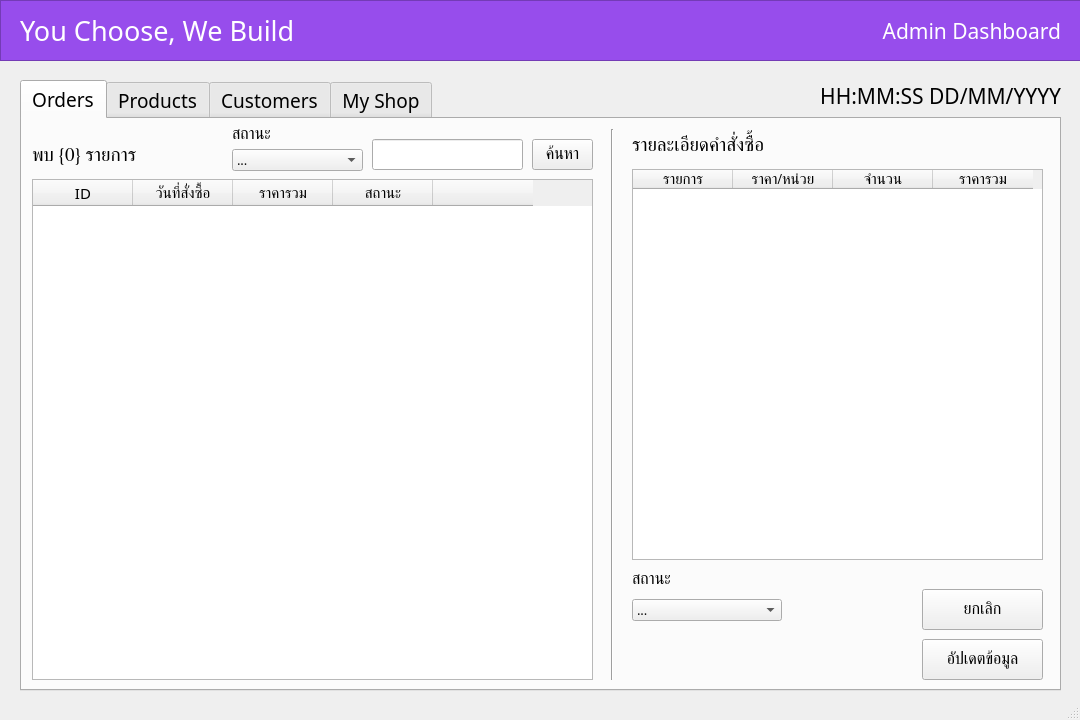
The window that ui/admin_main.ui (richeyphu/YouChooseWeBuild-Project) describes before a commit, drawn with Qt 5.
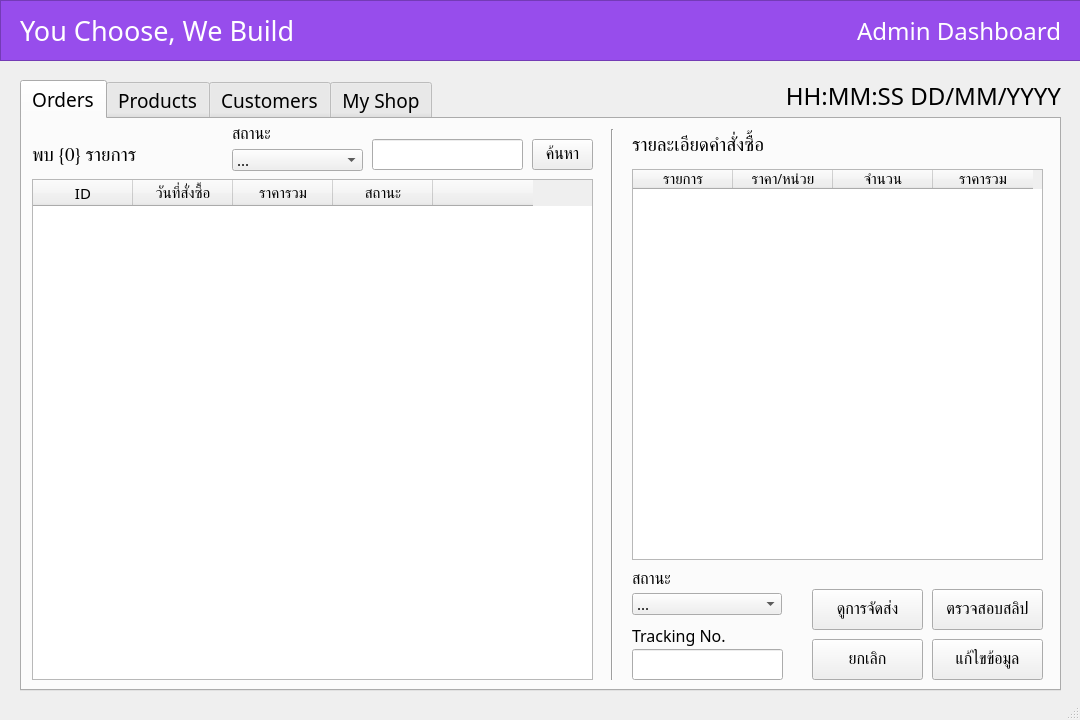
The same window after the commit. The open tabs and pages were chosen to show the change.

What changed in the file:
```diff
--- a/ui/admin_main.ui
+++ b/ui/admin_main.ui
@@ -78,7 +78,7 @@
      <property name="font">
       <font>
        <family>Kanit</family>
-       <pointsize>16</pointsize>
+       <pointsize>18</pointsize>
       </font>
      </property>
      <property name="layoutDirection">
@@ -247,7 +247,7 @@
       <property name="geometry">
        <rect>
         <x>610</x>
-        <y>480</y>
+        <y>474</y>
         <width>150</width>
         <height>22</height>
        </rect>
@@ -255,7 +255,7 @@
       <property name="font">
        <font>
         <family>Kanit Light</family>
-        <pointsize>10</pointsize>
+        <pointsize>11</pointsize>
        </font>
       </property>
       <item>
@@ -267,9 +267,9 @@
      <widget class="QPushButton" name="btn_ord_cancel">
       <property name="geometry">
        <rect>
-        <x>900</x>
-        <y>470</y>
-        <width>121</width>
+        <x>790</x>
+        <y>520</y>
+        <width>111</width>
         <height>41</height>
        </rect>
       </property>
@@ -348,9 +348,9 @@
      <widget class="QPushButton" name="btn_ord_update">
       <property name="geometry">
        <rect>
-        <x>900</x>
+        <x>910</x>
         <y>520</y>
-        <width>121</width>
+        <width>111</width>
         <height>41</height>
        </rect>
       </property>
@@ -361,7 +361,7 @@
        </font>
       </property>
       <property name="text">
-       <string>อัปเดตข้อมูล</string>
+       <string>แก้ไขข้อมูล</string>
       </property>
      </widget>
      <widget class="QLabel" name="lbl_ord_statusSearch">
@@ -395,7 +395,7 @@
       <property name="font">
        <font>
         <family>Kanit Light</family>
-        <pointsize>10</pointsize>
+        <pointsize>11</pointsize>
        </font>
       </property>
       <item>
@@ -403,6 +403,117 @@
         <string>...</string>
        </property>
       </item>
+      <item>
+       <property name="text">
+        <string>รอการชำระเงิน</string>
+       </property>
+      </item>
+      <item>
+       <property name="text">
+        <string>รอแจ้งชำระเงิน</string>
+       </property>
+      </item>
+      <item>
+       <property name="text">
+        <string>กำลังตรวจสอบ</string>
+       </property>
+      </item>
+      <item>
+       <property name="text">
+        <string>รอการจัดส่ง</string>
+       </property>
+      </item>
+      <item>
+       <property name="text">
+        <string>จัดส่งแล้ว</string>
+       </property>
+      </item>
+      <item>
+       <property name="text">
+        <string>ยกเลิกแล้ว</string>
+       </property>
+      </item>
+      <item>
+       <property name="text">
+        <string>ไม่ผ่านการตรวจสอบ</string>
+       </property>
+      </item>
+     </widget>
+     <widget class="QLineEdit" name="txt_ord_trackingNo">
+      <property name="geometry">
+       <rect>
+        <x>610</x>
+        <y>530</y>
+        <width>151</width>
+        <height>31</height>
+       </rect>
+      </property>
+      <property name="font">
+       <font>
+        <family>Kanit Light</family>
+        <pointsize>12</pointsize>
+       </font>
+      </property>
+      <property name="text">
+       <string/>
+      </property>
+     </widget>
+     <widget class="QLabel" name="lbl_ord_trackingNo">
+      <property name="geometry">
+       <rect>
+        <x>610</x>
+        <y>506</y>
+        <width>101</width>
+        <height>21</height>
+       </rect>
+      </property>
+      <property name="font">
+       <font>
+        <family>Kanit</family>
+        <pointsize>12</pointsize>
+       </font>
+      </property>
+      <property name="text">
+       <string>Tracking No.</string>
+      </property>
+     </widget>
+     <widget class="QPushButton" name="btn_ord_viewSlip">
+      <property name="geometry">
+       <rect>
+        <x>910</x>
+        <y>470</y>
+        <width>111</width>
+        <height>41</height>
+       </rect>
+      </property>
+      <property name="font">
+       <font>
+        <family>Kanit</family>
+        <pointsize>12</pointsize>
+       </font>
+      </property>
+      <property name="text">
+       <string>ตรวจสอบสลิป</string>
+      </property>
+     </widget>
+     <widget class="QPushButton" name="btn_ord_viewSlip_2">
+      <property name="geometry">
+       <rect>
+        <x>790</x>
+        <y>470</y>
+        <width>111</width>
+        <height>41</height>
+       </rect>
+      </property>
+      <property name="font">
+       <font>
+        <family>Kanit</family>
+        <pointsize>12</pointsize>
+       </font>
+      </property>
+      <property name="text">
+       <string>ดูการจัดส่ง</string>
+      </property>
      </widget>
     </widget>
     <widget class="QWidget" name="tab_products">
@@ -1591,16 +1702,16 @@
    <widget class="QLabel" name="lbl_clock">
     <property name="geometry">
      <rect>
-      <x>790</x>
+      <x>730</x>
       <y>80</y>
-      <width>271</width>
+      <width>331</width>
       <height>31</height>
      </rect>
     </property>
     <property name="font">
      <font>
       <family>Kanit</family>
-      <pointsize>16</pointsize>
+      <pointsize>18</pointsize>
      </font>
     </property>
     <property name="text">
```
Left out of the diff: 116 changed lines with no effect on the pictures.
